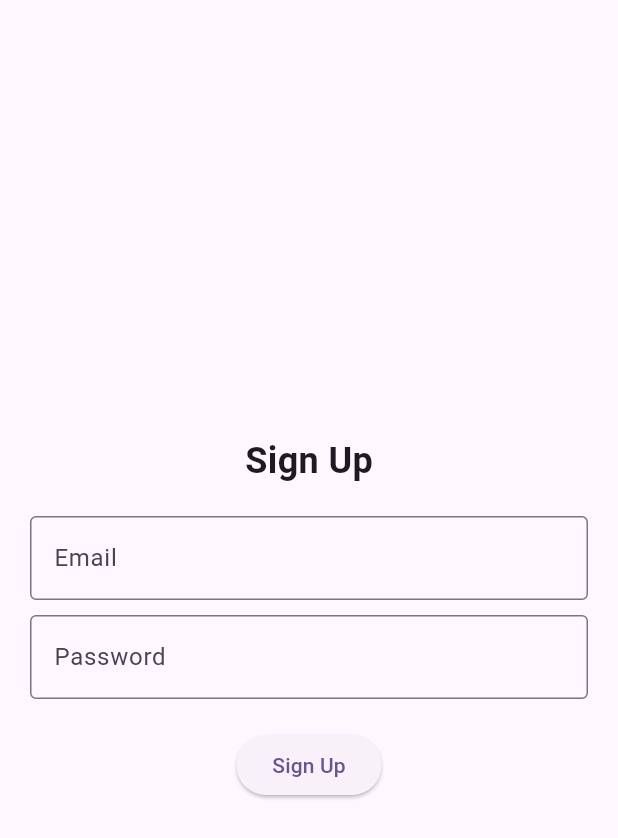
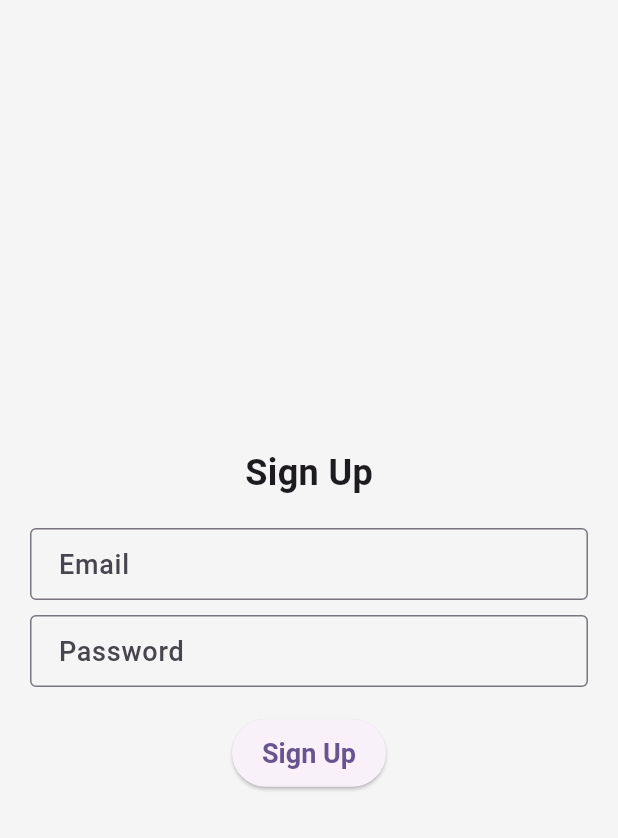
Before and after one commit to Sreerag-03/Cartify, a Flutter app: the screen it shows after launch, after a tap on "Don't have an account? Sign Up", on a phone screen of 412 x 824 dp. Shown: the top 838 px of the screen. Run offline on Flutter 3.47's test engine with Material 3 defaults, Android fonts, the phone set to English and light mode, and no system bars; drawn by our look-alikes of flutter_animate; our stand-ins replace cloud_firestore, firebase_auth, firebase_core, firebase_messaging, flutter_local_notifications; missing offline and left inert: razorpay_flutter; accounts and stored records are empty; network calls fail.

Commit message:
Added animations for smooth transitions

```diff
--- a/lib/main.dart
+++ b/lib/main.dart
@@ -2,7 +2,9 @@ import 'package:cartify/firebase_options.dart';
 import 'package:cartify/providers/order_provider.dart';
 import 'package:cartify/providers/product_provder.dart';
 import 'package:firebase_core/firebase_core.dart';
+import 'package:firebase_messaging/firebase_messaging.dart';
 import 'package:flutter/material.dart';
+import 'package:flutter_local_notifications/flutter_local_notifications.dart';
 import 'package:provider/provider.dart';
 
 import 'providers/auth_provider.dart';
@@ -10,11 +12,57 @@ import 'providers/cart_provider.dart';
 import 'screens/home_screen.dart';
 import 'screens/login_screen.dart';
 
-void main() async{
+final FlutterLocalNotificationsPlugin flutterLocalNotificationsPlugin =
+    FlutterLocalNotificationsPlugin();
+
+void main() async {
   WidgetsFlutterBinding.ensureInitialized();
-  await Firebase.initializeApp(
-    options: DefaultFirebaseOptions.currentPlatform
+  await Firebase.initializeApp(options: DefaultFirebaseOptions.currentPlatform);
+
+  FirebaseMessaging messaging = FirebaseMessaging.instance;
+
+  FirebaseMessaging.onMessage.listen((RemoteMessage message) {
+    if (message.notification != null) {
+      print("Foreground Notification: ${message.notification!.title}");
+    }
+  });
+
+  FirebaseMessaging.onMessageOpenedApp.listen((RemoteMessage message) {
+    print("Notification clicked! Navigating to Orders Page.");
+  });
+
+  // Request permission for notifications
+  NotificationSettings settings = await messaging.requestPermission(
+    alert: true,
+    announcement: false,
+    badge: true,
+    sound: true,
   );
+
+  if (settings.authorizationStatus == AuthorizationStatus.authorized) {
+    print("Notification permission granted.");
+  } else {
+    print("Notification permission denied.");
+  }
+
+  const AndroidInitializationSettings initializationSettingsAndroid =
+      AndroidInitializationSettings('@mipmap/ic_launcher');
+
+  final InitializationSettings initializationSettings = InitializationSettings(
+    android: initializationSettingsAndroid,
+  );
+
+  await flutterLocalNotificationsPlugin.initialize(initializationSettings);
+
+  // Listen for foreground notifications
+  FirebaseMessaging.onMessage.listen((RemoteMessage message) {
+    print("Foreground Notification Received: ${message.notification?.title}");
+
+    if (message.notification != null) {
+      showLocalNotification(message);
+    }
+  });
+
   runApp(
     MultiProvider(
       providers: [
@@ -38,6 +86,22 @@ class MyApp extends StatelessWidget {
       title: 'Cartify',
       debugShowCheckedModeBanner: false,
       theme: ThemeData(
+        primarySwatch: Colors.blue,
+        scaffoldBackgroundColor: Colors.grey[100],
+        textTheme: const TextTheme(
+          bodyLarge: TextStyle(fontSize: 18, fontWeight: FontWeight.w500),
+          bodyMedium: TextStyle(fontSize: 16),
+        ),
+        elevatedButtonTheme: ElevatedButtonThemeData(
+          style: ElevatedButton.styleFrom(
+            padding: EdgeInsets.symmetric(vertical: 12, horizontal: 20),
+            textStyle: TextStyle(fontSize: 18, fontWeight: FontWeight.bold),
+          ),
+        ),
+        inputDecorationTheme: InputDecorationTheme(
+          border: OutlineInputBorder(borderRadius: BorderRadius.circular(10)),
+          contentPadding: EdgeInsets.symmetric(horizontal: 15, vertical: 10),
+        ),
         colorScheme: ColorScheme.fromSeed(seedColor: Colors.deepPurple),
         useMaterial3: true,
       ),
@@ -45,3 +109,23 @@ class MyApp extends StatelessWidget {
     );
   }
 }
+
+void showLocalNotification(RemoteMessage message) async {
+  const AndroidNotificationDetails androidPlatformChannelSpecifics =
+      AndroidNotificationDetails(
+    'order_channel', // Unique notification channel ID
+    'Order Notifications',
+    importance: Importance.max,
+    priority: Priority.high,
+  );
+
+  const NotificationDetails platformChannelSpecifics =
+      NotificationDetails(android: androidPlatformChannelSpecifics);
+
+  await flutterLocalNotificationsPlugin.show(
+    0, // Notification ID
+    message.notification?.title, // Title
+    message.notification?.body, // Body
+    platformChannelSpecifics,
+  );
+}
--- a/lib/screens/login_screen.dart
+++ b/lib/screens/login_screen.dart
@@ -51,7 +51,13 @@ class _LoginScreenState extends State<LoginScreen> {
            const SizedBox(height: 20),
             _isLoading
                 ? const CircularProgressIndicator()
-                : CustomButton(text: "Login", onTap: () => _login(context)),
+                : SizedBox(
+                      width: double.infinity,
+                      child: ElevatedButton(
+                        onPressed: () => _login(context),
+                        child: Text("Login"),
+                      ),
+                    ),
            const SizedBox(height: 10),
             TextButton(
               onPressed: () => Navigator.push(context, MaterialPageRoute(builder: (context) => SignupScreen())),
--- a/lib/widgets/custom_button.dart
+++ b/lib/widgets/custom_button.dart
@@ -1,4 +1,5 @@
 import 'package:flutter/material.dart';
+import 'package:flutter_animate/flutter_animate.dart';
 
 class CustomButton extends StatelessWidget {
   final String text;
@@ -11,6 +12,6 @@ class CustomButton extends StatelessWidget {
     return ElevatedButton(
       onPressed: onTap,
       child: Text(text),
-    );
+    ).animate().scale(duration: 300.ms);
   }
 }
--- a/pubspec.yaml
+++ b/pubspec.yaml
@@ -32,7 +32,7 @@ dependencies:
   cupertino_icons: ^1.0.6
   firebase_auth: ^5.4.1
   firebase_core: ^3.10.1
-  firebase_messaging: ^15.2.1
+  firebase_messaging: ^15.2.2
   flutter:
     sdk: flutter
   flutter_animate: ^4.5.2
```
Also changed, not shown: lib/screens/checkout_screen.dart (+18 -8 lines), lib/screens/home_screen.dart (+13 -8 lines), lib/services/order_service.dart (added, +68 -0 lines), pubspec.lock.
